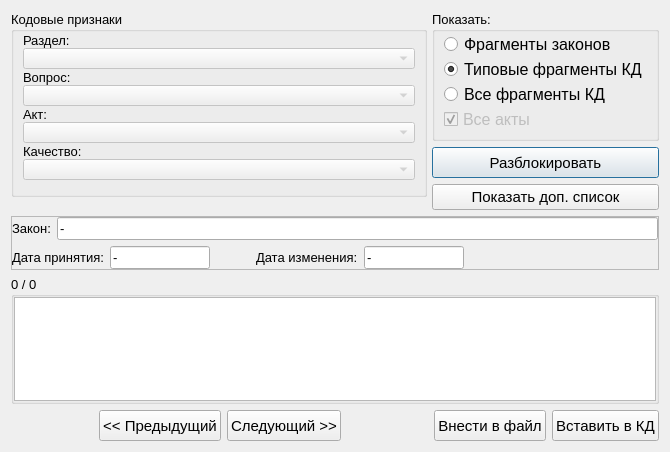
Old version of the form knowledgebase.ui in the repository YakSid/KDC_RSREU.
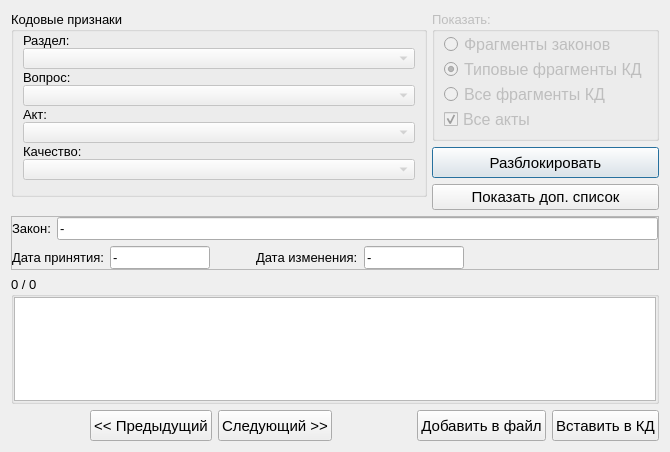
New version of the form.

The edit to the form file:
```diff
--- a/knowledgebase.ui
+++ b/knowledgebase.ui
@@ -205,6 +205,9 @@
       <layout class="QVBoxLayout" name="verticalLayout_5">
        <item>
         <widget class="QGroupBox" name="groupBox_2">
+         <property name="enabled">
+          <bool>false</bool>
+         </property>
          <property name="minimumSize">
           <size>
            <width>0</width>
@@ -603,7 +606,7 @@
         </font>
        </property>
        <property name="text">
-        <string>Внести в файл</string>
+        <string>Добавить в файл</string>
        </property>
       </widget>
      </item>
```
